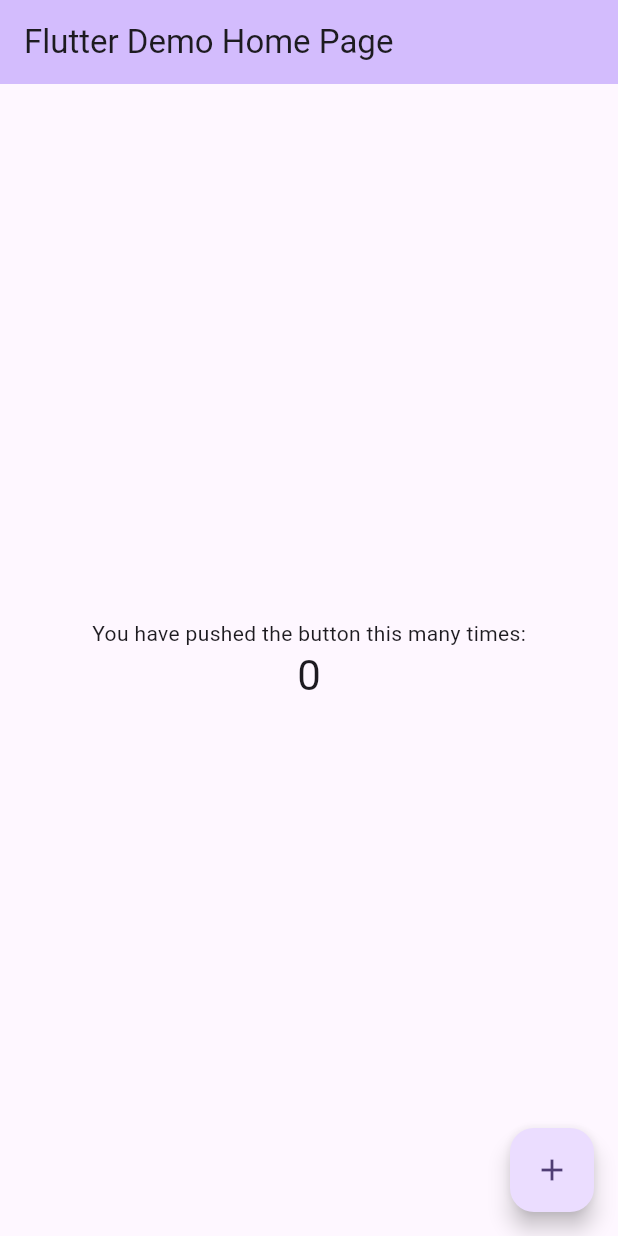
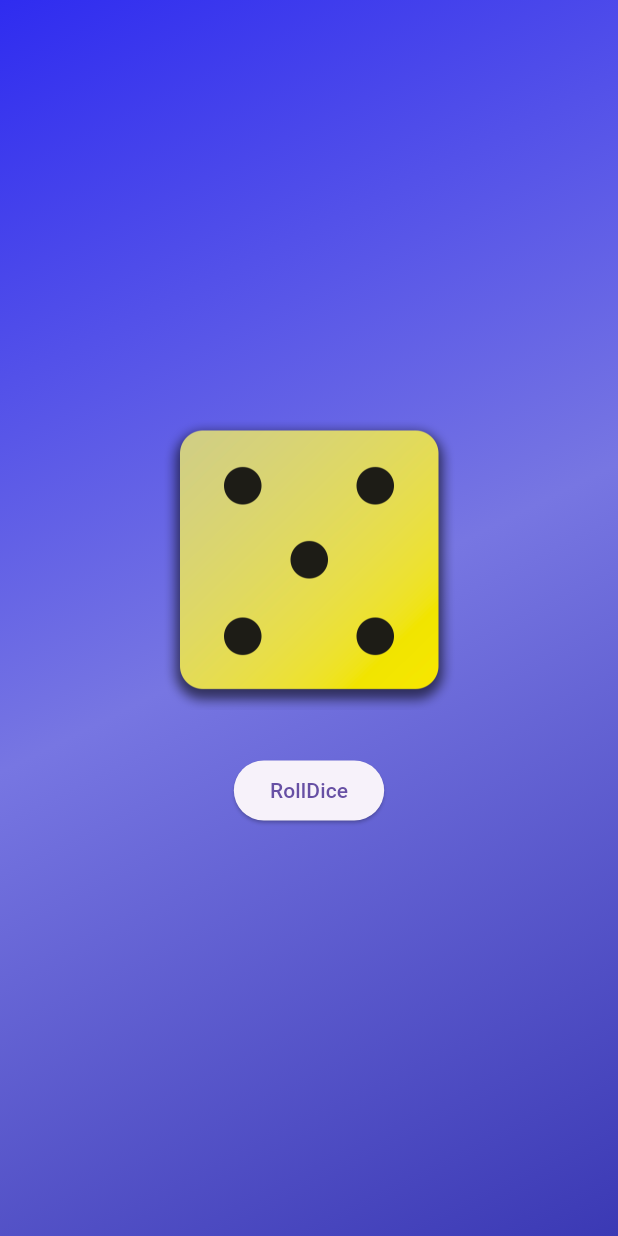
Before and after one commit to ashok-arunachalam/roll_dice_app, a Flutter app: the screen it shows after launch, on a phone screen of 412 x 824 dp. Run offline on Flutter 3.47's test engine with Material 3 defaults, Android fonts, the phone set to English and light mode, and no system bars.

Commit message:
Created Roll dice application

```diff
--- /dev/null
+++ b/lib/dice_roller.dart
@@ -0,0 +1,44 @@
+import 'package:flutter/material.dart';
+import 'dart:math';
+
+final random = Random();
+
+class DiceRoller extends StatefulWidget
+{
+  const DiceRoller({super.key});
+
+  @override
+  State<DiceRoller> createState() {
+    return _RollDice();
+  }
+}
+
+class _RollDice extends State<DiceRoller>
+{
+  static const List<String> allDiceImages = ["asserts/images/dice-1.png", "asserts/images/dice-2.png", "asserts/images/dice-3.png",
+                                "asserts/images/dice-4.png", "asserts/images/dice-5.png", "asserts/images/dice-6.png"];
+  String diceImage = allDiceImages[random.nextInt(6)];
+
+  @override
+  Widget build(BuildContext context) {
+    return Column(
+      mainAxisSize: MainAxisSize.min,
+      children: [
+        Image.asset(
+            diceImage,
+          width: 200,
+        ),
+        const SizedBox(width: 30,height: 30,),
+        ElevatedButton(onPressed: _onDiceBtnPressed,
+            child: const Text("RollDice")),
+      ],
+    );
+  }
+
+  _onDiceBtnPressed()
+  {
+    setState(() {
+      diceImage = allDiceImages[random.nextInt(6)];
+    });
+  }
+}
--- /dev/null
+++ b/lib/gradientUI.dart
@@ -0,0 +1,24 @@
+import 'package:flutter/material.dart';
+import 'package:roll_dice_app/dice_roller.dart';
+
+class GradientUI extends StatelessWidget
+{
+  const GradientUI({super.key});
+
+  @override
+  Widget build(BuildContext context)
+  {
+      return Container(
+        decoration: const BoxDecoration(
+            gradient: LinearGradient(colors: [Color.fromARGB(255, 47, 44, 240), Color.fromARGB(255, 119, 118, 226),
+              Color.fromARGB(255,  59, 57, 180 )],
+                begin: Alignment.topLeft,
+                end: Alignment.bottomRight
+            )
+        ),
+        child: const Center(
+            child: DiceRoller()
+        )
+      );
+  }
+}
--- a/lib/main.dart
+++ b/lib/main.dart
@@ -1,125 +1,8 @@
 import 'package:flutter/material.dart';
+import 'package:roll_dice_app/gradientUI.dart';
 
-void main() {
-  runApp(const MyApp());
-}
-
-class MyApp extends StatelessWidget {
-  const MyApp({super.key});
-
-  // This widget is the root of your application.
-  @override
-  Widget build(BuildContext context) {
-    return MaterialApp(
-      title: 'Flutter Demo',
-      theme: ThemeData(
-        // This is the theme of your application.
-        //
-        // TRY THIS: Try running your application with "flutter run". You'll see
-        // the application has a purple toolbar. Then, without quitting the app,
-        // try changing the seedColor in the colorScheme below to Colors.green
-        // and then invoke "hot reload" (save your changes or press the "hot
-        // reload" button in a Flutter-supported IDE, or press "r" if you used
-        // the command line to start the app).
-        //
-        // Notice that the counter didn't reset back to zero; the application
-        // state is not lost during the reload. To reset the state, use hot
-        // restart instead.
-        //
-        // This works for code too, not just values: Most code changes can be
-        // tested with just a hot reload.
-        colorScheme: ColorScheme.fromSeed(seedColor: Colors.deepPurple),
-        useMaterial3: true,
-      ),
-      home: const MyHomePage(title: 'Flutter Demo Home Page'),
-    );
-  }
-}
-
-class MyHomePage extends StatefulWidget {
-  const MyHomePage({super.key, required this.title});
-
-  // This widget is the home page of your application. It is stateful, meaning
-  // that it has a State object (defined below) that contains fields that affect
-  // how it looks.
-
-  // This class is the configuration for the state. It holds the values (in this
-  // case the title) provided by the parent (in this case the App widget) and
-  // used by the build method of the State. Fields in a Widget subclass are
-  // always marked "final".
-
-  final String title;
-
-  @override
-  State<MyHomePage> createState() => _MyHomePageState();
-}
-
-class _MyHomePageState extends State<MyHomePage> {
-  int _counter = 0;
-
-  void _incrementCounter() {
-    setState(() {
-      // This call to setState tells the Flutter framework that something has
-      // changed in this State, which causes it to rerun the build method below
-      // so that the display can reflect the updated values. If we changed
-      // _counter without calling setState(), then the build method would not be
-      // called again, and so nothing would appear to happen.
-      _counter++;
-    });
-  }
-
-  @override
-  Widget build(BuildContext context) {
-    // This method is rerun every time setState is called, for instance as done
-    // by the _incrementCounter method above.
-    //
-    // The Flutter framework has been optimized to make rerunning build methods
-    // fast, so that you can just rebuild anything that needs updating rather
-    // than having to individually change instances of widgets.
-    return Scaffold(
-      appBar: AppBar(
-        // TRY THIS: Try changing the color here to a specific color (to
-        // Colors.amber, perhaps?) and trigger a hot reload to see the AppBar
-        // change color while the other colors stay the same.
-        backgroundColor: Theme.of(context).colorScheme.inversePrimary,
-        // Here we take the value from the MyHomePage object that was created by
-        // the App.build method, and use it to set our appbar title.
-        title: Text(widget.title),
-      ),
-      body: Center(
-        // Center is a layout widget. It takes a single child and positions it
-        // in the middle of the parent.
-        child: Column(
-          // Column is also a layout widget. It takes a list of children and
-          // arranges them vertically. By default, it sizes itself to fit its
-          // children horizontally, and tries to be as tall as its parent.
-          //
-          // Column has various properties to control how it sizes itself and
-          // how it positions its children. Here we use mainAxisAlignment to
-          // center the children vertically; the main axis here is the vertical
-          // axis because Columns are vertical (the cross axis would be
-          // horizontal).
-          //
-          // TRY THIS: Invoke "debug painting" (choose the "Toggle Debug Paint"
-          // action in the IDE, or press "p" in the console), to see the
-          // wireframe for each widget.
-          mainAxisAlignment: MainAxisAlignment.center,
-          children: <Widget>[
-            const Text(
-              'You have pushed the button this many times:',
-            ),
-            Text(
-              '$_counter',
-              style: Theme.of(context).textTheme.headlineMedium,
-            ),
-          ],
-        ),
-      ),
-      floatingActionButton: FloatingActionButton(
-        onPressed: _incrementCounter,
-        tooltip: 'Increment',
-        child: const Icon(Icons.add),
-      ), // This trailing comma makes auto-formatting nicer for build methods.
-    );
-  }
-}
+void main() => runApp(const MaterialApp(
+  home: Scaffold(
+    body: GradientUI(),
+  ),
+));
```
Also changed, not shown: pubspec.yaml (+7 -3 lines), asserts/images/dice-1.png (added), asserts/images/dice-2.png (added), asserts/images/dice-3.png (added), asserts/images/dice-4.png (added), asserts/images/dice-5.png (added), asserts/images/dice-6.png (added), 1 other file.
